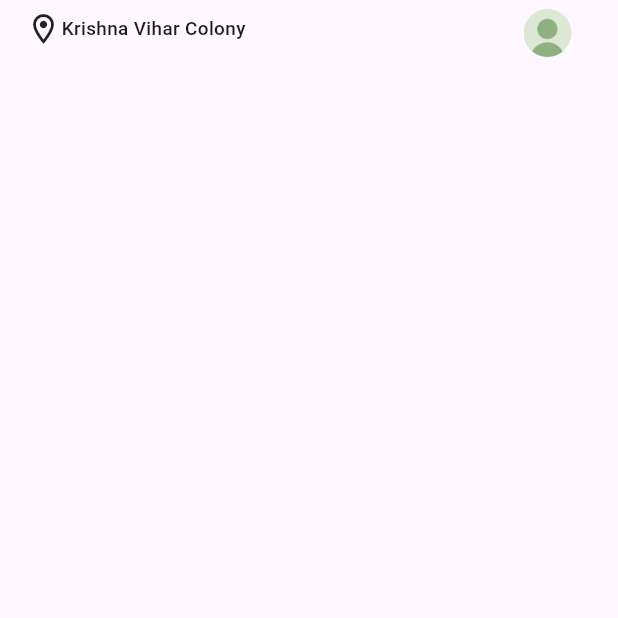
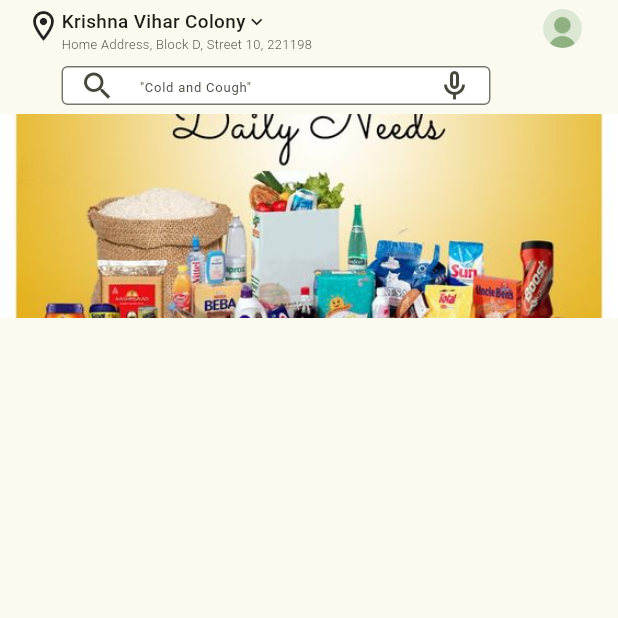
Before and after one commit to akashm936/ecommerce_app, a Flutter app: the screen it shows after launch, on a phone screen of 412 x 824 dp, the top half of it. Run offline on Flutter 3.47's test engine with Material 3 defaults, Android fonts, the phone set to English and light mode, and no system bars; our stand-ins replace font_awesome_flutter.

Commit message:
New 3 Widget are build of Home page in Grocery App

```diff
--- a/lib/main.dart
+++ b/lib/main.dart
@@ -14,44 +14,145 @@ class MyApp extends StatelessWidget {
     return MaterialApp(
       title: 'Flutter Demo',
       theme: ThemeData(
-        appBarTheme: AppBarTheme(
-          backgroundColor: Colors.yellow
-        ),
-        colorScheme: ColorScheme.fromSeed(seedColor: Colors.deepPurple),
+        appBarTheme: AppBarTheme(backgroundColor: Colors.yellow),
+        colorScheme: ColorScheme.fromSeed(seedColor: Color(0xFFfffdf5)),
       ),
       home: MyHomePage(),
     );
   }
 }
 
-
-class MyHomePage extends StatefulWidget{
+class MyHomePage extends StatefulWidget {
   @override
   State<StatefulWidget> createState() => _MyHomePageState();
 }
 
-class _MyHomePageState extends State<MyHomePage>{
+class _MyHomePageState extends State<MyHomePage> {
   @override
   Widget build(BuildContext context) {
     return Scaffold(
       body: SafeArea(
+        child: Column(
+          children: [
+            HomeScreenWidget1(),
+            HomeScreenWidget2(),
+            Container(
+              width: double.infinity,
+              height: 136,
+              child: Image.asset(
+                'assets/images/banner1.png',
+                fit: BoxFit.fitWidth,
+              ),
+            ),
+          ],
+        ),
+      ),
+
+    );
+  }
+}
+
+class HomeScreenWidget2 extends StatelessWidget {
+  const HomeScreenWidget2({
+    super.key,
+  });
+
+  @override
+  Widget build(BuildContext context) {
+    return Container(
+      width: double.infinity,
+      height: 38,
+      child: Padding(
+        padding: const EdgeInsets.only(
+          top: 6,
+          bottom: 6,
+          left: 41,
+          right: 85,
+        ),
         child: Container(
+          width: 249,
+          height: 26,
+          color: Colors.white,
+          child: TextField(
+            readOnly: true,
+            decoration: InputDecoration(
+              prefixIcon: Icon(Icons.search),
+              hintText: '"Cold and Cough"',
+              hintStyle: TextStyle(
+                fontSize: 8.69,
+                fontWeight: FontWeight.w400,
+                fontFamily: 'Roboto',
+              ),
+              suffixIcon: Icon(Icons.mic_none_sharp),
+              border: OutlineInputBorder(
+                borderRadius: BorderRadius.circular(4),
+                borderSide: BorderSide(width: 1),
+              ),
+            ),
+          ),
+        ),
+      ),
+    );
+  }
+}
+
+class HomeScreenWidget1 extends StatelessWidget {
+  const HomeScreenWidget1({
+    super.key,
+  });
+
+  @override
+  Widget build(BuildContext context) {
+    return Container(
       width: double.infinity,
       height: 38,
       child: Row(
         mainAxisAlignment: MainAxisAlignment.spaceBetween,
         children: [
-            Padding(
-              padding: const EdgeInsets.only(left: 17),
+          Container(
+            child: Padding(
+              padding: const EdgeInsets.only(left: 17, top: 5.57),
               child: Row(
+                crossAxisAlignment: CrossAxisAlignment.start,
                 children: [
                   Icon(Icons.location_on_outlined),
-                  Text("Krishna Vihar Colony",style: TextStyle( fontSize: 12.6, fontWeight: FontWeight.w500),),
+                  Column(
+                    crossAxisAlignment: CrossAxisAlignment.start,
+                    children: [
+                      Row(
+                        children: [
+                          Text(
+                            "Krishna Vihar Colony",
+                            style: TextStyle(
+                              fontSize: 12.6,
+                              fontWeight: FontWeight.w500,
+                              fontFamily: 'Roboto',
+                            ),
+                          ),
+                          Icon(Icons.keyboard_arrow_down, size: 15),
+                        ],
+                      ),
+                      Text(
+                        "Home Address, Block D, Street 10, 221198",
+                        style: TextStyle(
+                          fontSize: 8.57,
+                          fontWeight: FontWeight.w300,
+                          fontFamily: 'Roboto',
+                        ),
+                      ),
+                    ],
+                  ),
                 ],
               ),
             ),
-            Padding(
-              padding: const EdgeInsets.only(top: 6, right: 27),
+          ),
+          Container(
+            child: Padding(
+              padding: const EdgeInsets.only(
+                top: 6,
+                bottom: 6,
+                right: 17,
+              ),
               child: CircleAvatar(
                 backgroundColor: Colors.white,
                 child: ClipRRect(
@@ -60,11 +161,9 @@ class _MyHomePageState extends State<MyHomePage>{
                 ),
               ),
             ),
+          ),
         ],
-        ),
-      ),
       ),
     );
   }
-
 }
```
Also changed, not shown: pubspec.yaml (+9 -5 lines), assets/font/Inter-Italic-VariableFont_opsz,wght.ttf (added), assets/font/Inter-VariableFont_opsz,wght.ttf (added), assets/images/banner1.png (added), pubspec.lock, 1 other file. Lines whose indentation alone changed are shown as unchanged.
